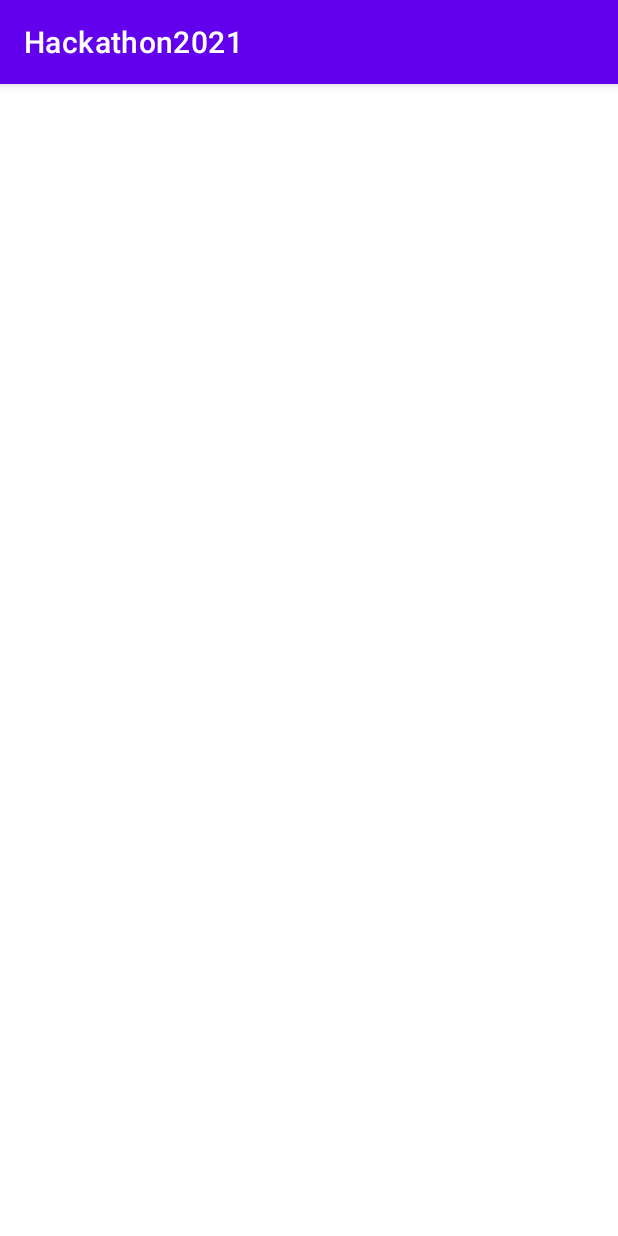
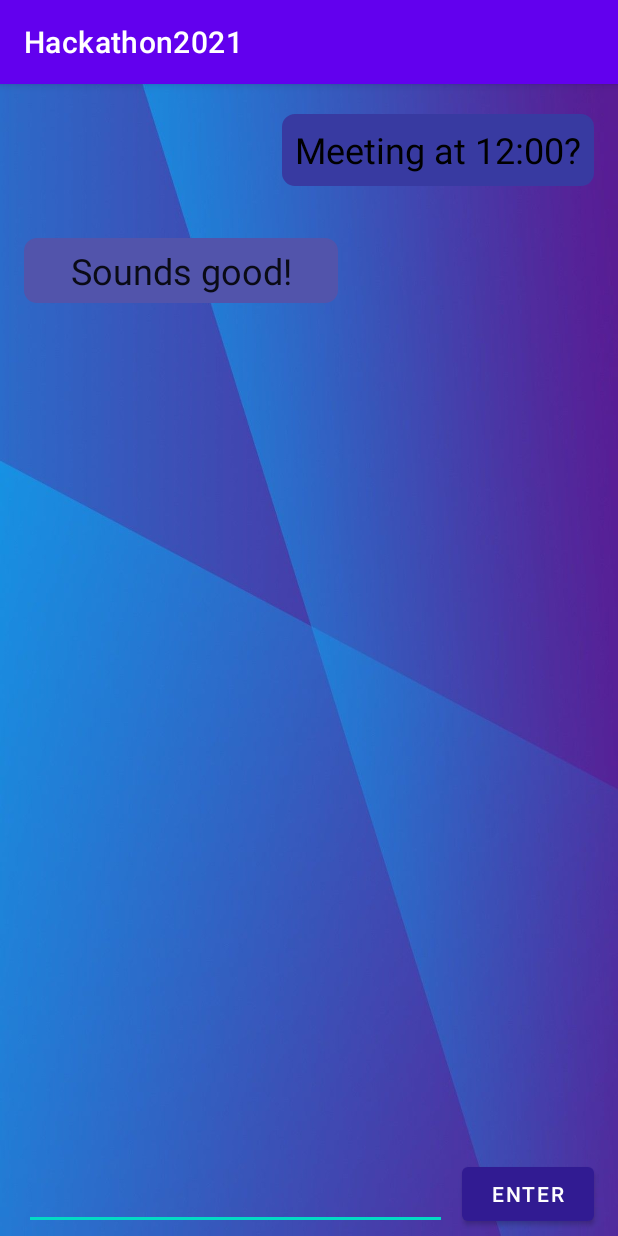
Before and after one commit to adel2924/StudyAppHackathon, an Android app: the ChatActivity screen opened directly, with no data from a screen before it, on a phone screen of 412 x 824 dp. Run offline under Robolectric (Android 15) with nearby library versions, the phone set to English and light mode, and no system bars.

Commit message:
map and chat working

```diff
--- /dev/null
+++ b/app/src/main/res/drawable/corner_receiver.xml
@@ -0,0 +1,18 @@
+<?xml version="1.0" encoding="utf-8"?>
+<shape xmlns:android="http://schemas.android.com/apk/res/android" >
+    <stroke
+        android:width="1dp"
+        android:color="#383aa1" />
+
+    <solid android:color="#383aa1" />
+
+    <padding
+        android:left="1dp"
+        android:right="1dp"
+        android:bottom="1dp"
+        android:top="1dp" />
+
+    <corners android:radius="8dp" />
+</shape>
+
+<!-- https://stackoverflow.com/a/18782445 -->
--- /dev/null
+++ b/app/src/main/res/drawable/corner_writer.xml
@@ -0,0 +1,18 @@
+<?xml version="1.0" encoding="utf-8"?>
+<shape xmlns:android="http://schemas.android.com/apk/res/android" >
+    <stroke
+        android:width="1dp"
+        android:color="#5254ab" />
+
+    <solid android:color="#5254ab" />
+
+    <padding
+        android:left="1dp"
+        android:right="1dp"
+        android:bottom="1dp"
+        android:top="1dp" />
+
+    <corners android:radius="8dp" />
+</shape>
+
+<!-- https://stackoverflow.com/a/18782445 -->
--- a/app/src/main/res/layout/activity_chat.xml
+++ b/app/src/main/res/layout/activity_chat.xml
@@ -4,6 +4,68 @@
     xmlns:tools="http://schemas.android.com/tools"
     android:layout_width="match_parent"
     android:layout_height="match_parent"
+    android:background="@drawable/bb"
     tools:context=".ChatActivity">
 
+    <TextView
+        android:id="@+id/textView2"
+        android:layout_width="209dp"
+        android:layout_height="43dp"
+        android:background="@drawable/corner_writer"
+        android:gravity="center"
+        android:text="Sounds good!"
+        android:textAppearance="@style/TextAppearance.AppCompat.Body1"
+        android:textSize="24sp"
+        app:layout_constraintBottom_toBottomOf="parent"
+        app:layout_constraintEnd_toEndOf="parent"
+        app:layout_constraintHorizontal_bias="0.078"
+        app:layout_constraintStart_toStartOf="parent"
+        app:layout_constraintTop_toTopOf="parent"
+        app:layout_constraintVertical_bias="0.142" />
+
+    <Button
+        android:id="@+id/button2"
+        android:layout_width="wrap_content"
+        android:layout_height="wrap_content"
+        android:text="Enter"
+        app:backgroundTint="#311B92"
+        app:layout_constraintBottom_toBottomOf="parent"
+        app:layout_constraintEnd_toEndOf="parent"
+        app:layout_constraintHorizontal_bias="0.95"
+        app:layout_constraintStart_toStartOf="parent"
+        app:layout_constraintTop_toTopOf="parent"
+        app:layout_constraintVertical_bias="0.994" />
+
+    <com.google.android.material.textfield.TextInputEditText
+        android:id="@+id/textInputEditText"
+        android:layout_width="282dp"
+        android:layout_height="89dp"
+        android:layout_marginStart="16dp"
+        android:layout_marginLeft="16dp"
+        app:layout_constraintBottom_toBottomOf="parent"
+        app:layout_constraintEnd_toStartOf="@+id/button2"
+        app:layout_constraintHorizontal_bias="0.0"
+        app:layout_constraintStart_toStartOf="parent"
+        app:layout_constraintTop_toTopOf="parent"
+        app:layout_constraintVertical_bias="0.994" />
+
+    <TextView
+        android:id="@+id/textView"
+        android:layout_width="208dp"
+        android:layout_height="48dp"
+        android:background="@drawable/corner_receiver"
+        android:gravity="center"
+        android:text="Meeting at 12:00?"
+        android:textAppearance="@style/TextAppearance.AppCompat.Body1"
+        android:textColor="#000000"
+        android:textSize="24sp"
+        app:layout_constraintBottom_toBottomOf="parent"
+        app:layout_constraintEnd_toEndOf="parent"
+        app:layout_constraintHorizontal_bias="0.921"
+        app:layout_constraintStart_toStartOf="parent"
+        app:layout_constraintTop_toTopOf="parent"
+        app:layout_constraintVertical_bias="0.028" />;
+        tools:layout_editor_absoluteX="187dp"
+        tools:layout_editor_absoluteY="27dp" />
+
 </androidx.constraintlayout.widget.ConstraintLayout>
--- a/app/src/main/res/layout/activity_map.xml
+++ b/app/src/main/res/layout/activity_map.xml
@@ -4,6 +4,30 @@
     xmlns:tools="http://schemas.android.com/tools"
     android:layout_width="match_parent"
     android:layout_height="match_parent"
+    android:background="@drawable/bb"
     tools:context=".MapActivity">
 
+    <SearchView
+        android:id="@+id/searchView"
+        android:layout_width="392dp"
+        android:layout_height="71dp"
+        android:iconifiedByDefault="false"
+        android:queryHint="Search"
+        app:layout_constraintBottom_toBottomOf="parent"
+        app:layout_constraintEnd_toEndOf="parent"
+        app:layout_constraintHorizontal_bias="0.157"
+        app:layout_constraintStart_toStartOf="parent"
+        app:layout_constraintTop_toTopOf="parent"
+        app:layout_constraintVertical_bias="0.009" />
+
+    <ImageView
+        android:id="@+id/imageView3"
+        android:layout_width="416dp"
+        android:layout_height="460dp"
+        app:layout_constraintBottom_toBottomOf="parent"
+        app:layout_constraintEnd_toEndOf="parent"
+        app:layout_constraintStart_toStartOf="parent"
+        app:layout_constraintTop_toBottomOf="@+id/searchView"
+        app:layout_constraintVertical_bias="0.271"
+        app:srcCompat="@drawable/map" />
 </androidx.constraintlayout.widget.ConstraintLayout>
```
Also changed, not shown: app/src/main/res/drawable/map.jpg (added).
